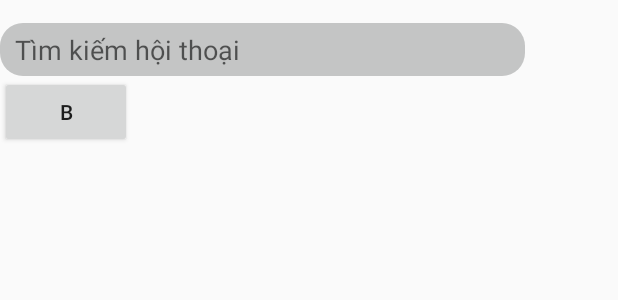
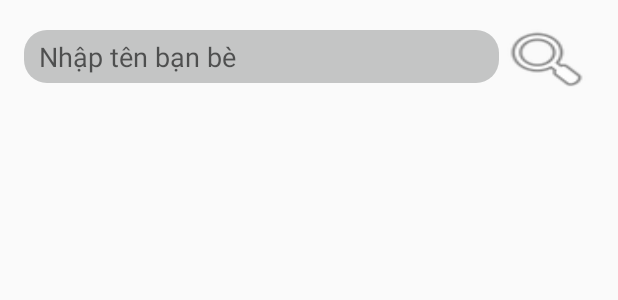
Before and after one commit to nhp200199/AppChatSendBird, an Android app: the layout activity_find_user.xml on its own in the app's theme, with its tools: preview values and no code run, on a phone screen of 412 x 824 dp. Shown: the top 300 px of the screen. Run offline under Robolectric (Android 15) with nearby library versions, the phone set to English and light mode, and no system bars.

Commit message:
add: search friends

```diff
--- a/app/src/main/AndroidManifest.xml
+++ b/app/src/main/AndroidManifest.xml
@@ -30,7 +30,9 @@
             android:theme="@style/Base.Theme.AppCompat" />
         <activity android:name=".FriendRequestActivity"/>
         <activity android:name=".FindUserActivity"/>
-        <activity android:name=".ChatWindowActivity"/>
+        <activity android:name=".ChatWindowActivity"
+            android:launchMode="singleTop"
+            android:windowSoftInputMode="stateHidden"/>
         <activity android:name=".PersonProfileActivity"/>
         <activity android:name=".CreateGroupActivity" android:windowSoftInputMode="adjustPan"/>
     </application>
--- a/app/src/main/java/com/example/sendbird/FriendItem.java
+++ b/app/src/main/java/com/example/sendbird/FriendItem.java
@@ -7,6 +7,10 @@ public class FriendItem {
         this.name = name;
         this.id = id;
         this.avatar = avatar;
+    }
+
+    public FriendItem() {
+
     }
 
     public String getName() {
--- /dev/null
+++ b/app/src/main/res/drawable/progress.xml
@@ -0,0 +1,27 @@
+<?xml version="1.0" encoding="utf-8"?>
+<rotate xmlns:android="http://schemas.android.com/apk/res/android"
+        android:fromDegrees="0"
+        android:pivotX="50%"
+        android:pivotY="50%"
+        android:toDegrees="360" >
+
+    <shape
+        android:innerRadiusRatio="3"
+        android:shape="ring"
+        android:thicknessRatio="8"
+        android:useLevel="false" >
+
+        <size
+            android:height="100dip"
+            android:width="100dip" />
+
+        <gradient
+            android:angle="0"
+            android:endColor="#ffffff"
+            android:startColor="@color/blue"
+            android:type="sweep"
+            android:useLevel="false" />
+
+    </shape>
+
+</rotate>
--- a/app/src/main/res/layout/activity_find_user.xml
+++ b/app/src/main/res/layout/activity_find_user.xml
@@ -7,21 +7,59 @@
     android:orientation="vertical"
     tools:context=".FindUserActivity">
 
+    <LinearLayout
+        android:layout_width="match_parent"
+        android:layout_height="wrap_content"
+        android:layout_marginTop="15dp"
+        android:orientation="horizontal"
+        android:paddingHorizontal="16dp">
+
         <EditText
             android:id="@+id/edt_find_user"
-        android:layout_width="350dp"
+            android:layout_width="0dp"
             android:layout_height="wrap_content"
-        android:layout_marginTop="15dp"
+            android:layout_weight="15"
+
+            android:background="@drawable/edt_round_gray"
+            android:hint="Nhập tên bạn bè"
             android:paddingLeft="10dp"
             android:paddingTop="5dp"
-        android:paddingBottom="5dp"
-        android:hint="Tìm kiếm hội thoại"
-        android:background="@drawable/edt_round_gray"/>
+            android:paddingBottom="5dp" />
+
         <Button
-        android:id="@+id/btn_sthing"
+            android:id="@+id/btn_search"
+            android:layout_width="0dp"
+            android:layout_height="wrap_content"
+            android:layout_weight="3"
+            android:background="@android:drawable/ic_menu_search" />
+    </LinearLayout>
+
+
+    <FrameLayout
+        android:layout_width="match_parent"
+        android:layout_height="match_parent"
+        android:layout_marginTop="16dp">
+
+        <ProgressBar
+            android:id="@+id/rotateloading"
+            android:layout_width="60dp"
+            android:layout_height="60dp"
+            android:layout_gravity="center_horizontal"
+            android:indeterminate="false"
+            android:indeterminateDrawable="@drawable/progress"
+            android:indeterminateDuration="720"
+            android:visibility="invisible" />
+
+        <TextView
+            android:id="@+id/tv_no_result"
             android:layout_width="wrap_content"
             android:layout_height="wrap_content"
-        android:text="b"/>
+            android:layout_gravity="center_horizontal"
+            android:text="Không tìm thấy kết quả"
+            android:textSize="16sp"
+            android:visibility="invisible" />
+
+
         <LinearLayout
             android:id="@+id/search_results_container"
             android:layout_width="match_parent"
@@ -32,14 +70,15 @@
             <TextView
                 android:layout_width="wrap_content"
                 android:layout_height="wrap_content"
-            android:text="Hello"/>
+                android:layout_marginLeft="16dp"
+                android:text="Kết quả" />
 
-        <androidx.recyclerview.widget.RecyclerView
+            <ListView
                 android:id="@+id/friends_container"
                 android:layout_width="match_parent"
                 android:layout_height="match_parent"
-            android:layout_marginTop="20dp"/>
+                android:layout_marginTop="20dp" />
 
         </LinearLayout>
-
+    </FrameLayout>
 </LinearLayout>
```
Also changed, not shown: app/src/main/java/com/example/sendbird/FindUserActivity.java (+102 -48 lines). Lines whose indentation alone changed are shown as unchanged.
